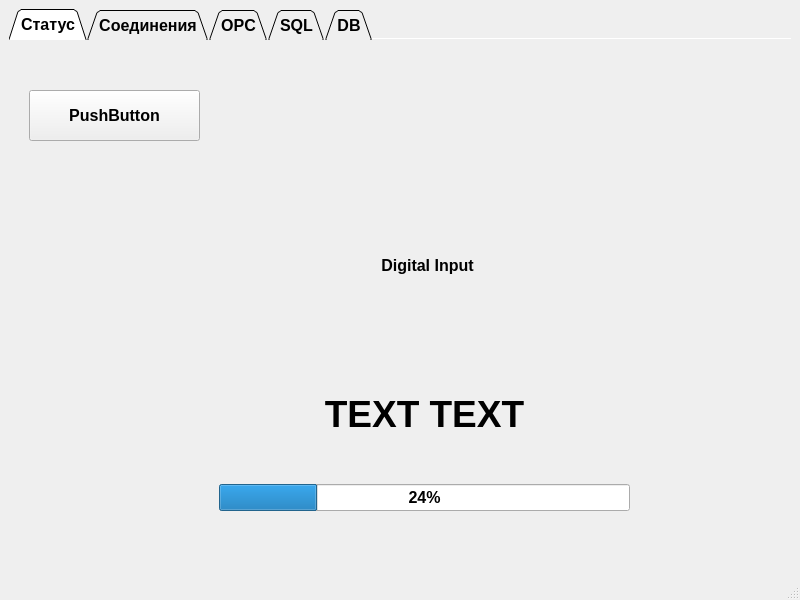
Old version of the form UI/vPLC.ui in the repository BorodinNikolay/vPLC.
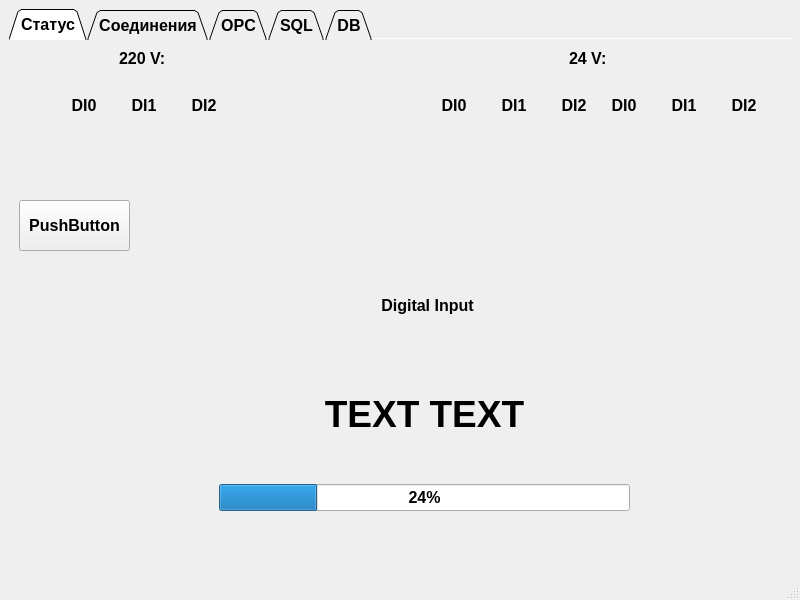
New version of the form.

```diff
--- a/UI/vPLC.ui
+++ b/UI/vPLC.ui
@@ -48,9 +48,9 @@
        <widget class="QPushButton" name="pushButton">
         <property name="geometry">
          <rect>
-          <x>20</x>
-          <y>50</y>
-          <width>171</width>
+          <x>10</x>
+          <y>160</y>
+          <width>111</width>
           <height>51</height>
          </rect>
         </property>
@@ -100,9 +100,9 @@
         <property name="geometry">
          <rect>
           <x>218</x>
-          <y>180</y>
+          <y>250</y>
           <width>401</width>
-          <height>91</height>
+          <height>31</height>
          </rect>
         </property>
         <property name="text">
@@ -121,6 +121,203 @@
          <bool>false</bool>
         </property>
        </widget>
+       <widget class="QLabel" name="_220DI0">
+        <property name="geometry">
+         <rect>
+          <x>50</x>
+          <y>40</y>
+          <width>50</width>
+          <height>50</height>
+         </rect>
+        </property>
+        <property name="text">
+         <string>DI0</string>
+        </property>
+        <property name="alignment">
+         <set>Qt::AlignCenter</set>
+        </property>
+        <property name="wordWrap">
+         <bool>false</bool>
+        </property>
+       </widget>
+       <widget class="QLabel" name="_220DI1">
+        <property name="geometry">
+         <rect>
+          <x>110</x>
+          <y>40</y>
+          <width>50</width>
+          <height>50</height>
+         </rect>
+        </property>
+        <property name="text">
+         <string>DI1</string>
+        </property>
+        <property name="alignment">
+         <set>Qt::AlignCenter</set>
+        </property>
+        <property name="wordWrap">
+         <bool>false</bool>
+        </property>
+       </widget>
+       <widget class="QLabel" name="_220DI2">
+        <property name="geometry">
+         <rect>
+          <x>170</x>
+          <y>40</y>
+          <width>50</width>
+          <height>50</height>
+         </rect>
+        </property>
+        <property name="text">
+         <string>DI2</string>
+        </property>
+        <property name="alignment">
+         <set>Qt::AlignCenter</set>
+        </property>
+        <property name="wordWrap">
+         <bool>false</bool>
+        </property>
+       </widget>
+       <widget class="QLabel" name="_24DI2">
+        <property name="geometry">
+         <rect>
+          <x>540</x>
+          <y>40</y>
+          <width>50</width>
+          <height>50</height>
+         </rect>
+        </property>
+        <property name="text">
+         <string>DI2</string>
+        </property>
+        <property name="alignment">
+         <set>Qt::AlignCenter</set>
+        </property>
+        <property name="wordWrap">
+         <bool>false</bool>
+        </property>
+       </widget>
+       <widget class="QLabel" name="_24DI0">
+        <property name="geometry">
+         <rect>
+          <x>420</x>
+          <y>40</y>
+          <width>50</width>
+          <height>50</height>
+         </rect>
+        </property>
+        <property name="text">
+         <string>DI0</string>
+        </property>
+        <property name="alignment">
+         <set>Qt::AlignCenter</set>
+        </property>
+        <property name="wordWrap">
+         <bool>false</bool>
+        </property>
+       </widget>
+       <widget class="QLabel" name="_24DI1">
+        <property name="geometry">
+         <rect>
+          <x>480</x>
+          <y>40</y>
+          <width>50</width>
+          <height>50</height>
+         </rect>
+        </property>
+        <property name="text">
+         <string>DI1</string>
+        </property>
+        <property name="alignment">
+         <set>Qt::AlignCenter</set>
+        </property>
+        <property name="wordWrap">
+         <bool>false</bool>
+        </property>
+       </widget>
+       <widget class="QLabel" name="_24DI5">
+        <property name="geometry">
+         <rect>
+          <x>710</x>
+          <y>40</y>
+          <width>50</width>
+          <height>50</height>
+         </rect>
+        </property>
+        <property name="text">
+         <string>DI2</string>
+        </property>
+        <property name="alignment">
+         <set>Qt::AlignCenter</set>
+        </property>
+        <property name="wordWrap">
+         <bool>false</bool>
+        </property>
+       </widget>
+       <widget class="QLabel" name="_24DI4">
+        <property name="geometry">
+         <rect>
+          <x>650</x>
+          <y>40</y>
+          <width>50</width>
+          <height>50</height>
+         </rect>
+        </property>
+        <property name="text">
+         <string>DI1</string>
+        </property>
+        <property name="alignment">
+         <set>Qt::AlignCenter</set>
+        </property>
+        <property name="wordWrap">
+         <bool>false</bool>
+        </property>
+       </widget>
+       <widget class="QLabel" name="_24DI3">
+        <property name="geometry">
+         <rect>
+          <x>590</x>
+          <y>40</y>
+          <width>50</width>
+          <height>50</height>
+         </rect>
+        </property>
+        <property name="text">
+         <string>DI0</string>
+        </property>
+        <property name="alignment">
+         <set>Qt::AlignCenter</set>
+        </property>
+        <property name="wordWrap">
+         <bool>false</bool>
+        </property>
+       </widget>
+       <widget class="QLabel" name="label_3">
+        <property name="geometry">
+         <rect>
+          <x>560</x>
+          <y>10</y>
+          <width>49</width>
+          <height>16</height>
+         </rect>
+        </property>
+        <property name="text">
+         <string>24 V:</string>
+        </property>
+       </widget>
+       <widget class="QLabel" name="label_4">
+        <property name="geometry">
+         <rect>
+          <x>110</x>
+          <y>10</y>
+          <width>49</width>
+          <height>16</height>
+         </rect>
+        </property>
+        <property name="text">
+         <string>220 V:</string>
+        </property>
+       </widget>
       </widget>
       <widget class="QWidget" name="Communications">
        <attribute name="title">
```
